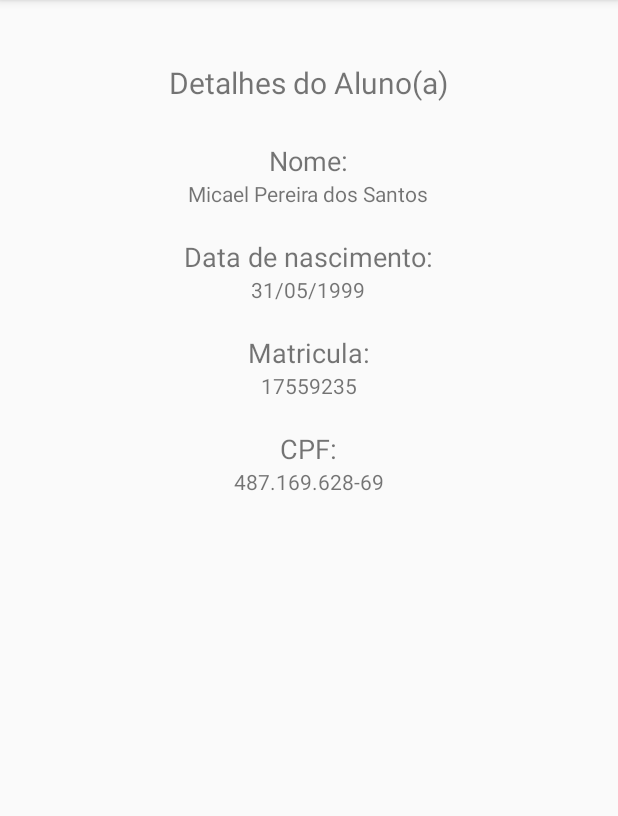
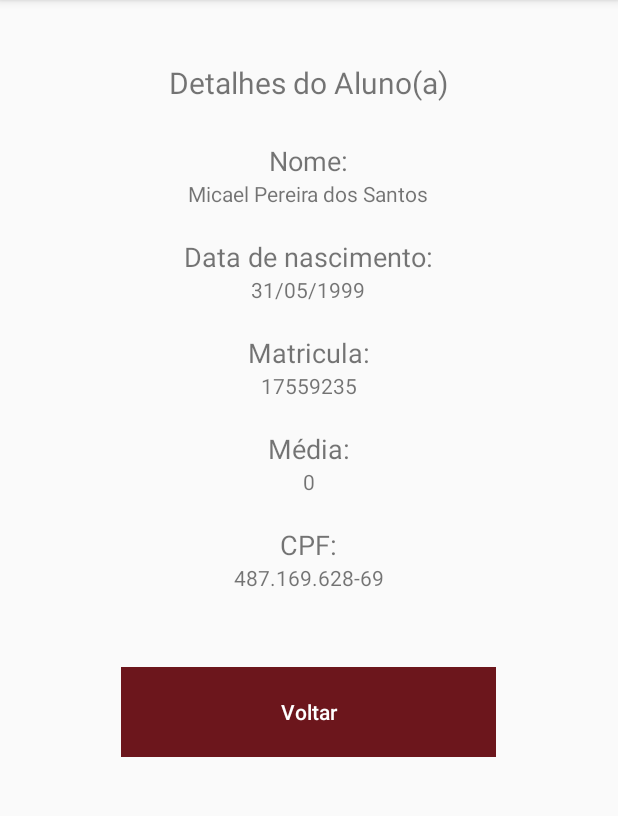
Before and after one commit to miacelPereira/AlunosNode, an Android app: the VisualizarActivity screen opened directly, with no data from a screen before it, on a phone screen of 412 x 824 dp, the part 84-900 px from its top. Run offline under Robolectric (Android 15) with nearby library versions, the phone set to English and light mode, and no system bars.

Commit message:
Inserido a média na tela visualizar

```diff
--- a/app/src/main/java/br/com/senaijandira/alunosnode/activity/VisualizarActivity.java
+++ b/app/src/main/java/br/com/senaijandira/alunosnode/activity/VisualizarActivity.java
@@ -1,13 +1,11 @@
 package br.com.senaijandira.alunosnode.activity;
 
+import android.content.Intent;
 import android.os.Bundle;
 import android.support.v7.app.AppCompatActivity;
-import android.util.Log;
+import android.view.View;
+import android.widget.Button;
 import android.widget.TextView;
-
-import org.w3c.dom.Text;
-
-import java.util.List;
 
 import br.com.senaijandira.alunosnode.R;
 import br.com.senaijandira.alunosnode.model.Aluno;
@@ -15,9 +13,6 @@ import br.com.senaijandira.alunosnode.presenter.VisualizarPresenter;
 import br.com.senaijandira.alunosnode.service.AlunosService;
 import br.com.senaijandira.alunosnode.service.ServiceFactory;
 import br.com.senaijandira.alunosnode.view.VisualizarView;
-import retrofit2.Call;
-import retrofit2.Callback;
-import retrofit2.Response;
 import util.DateUtil;
 
 public class VisualizarActivity extends AppCompatActivity implements VisualizarView {
@@ -28,7 +23,8 @@ public class VisualizarActivity extends AppCompatActivity implements VisualizarV
     DateUtil util;
     int idAluno;
 
-    TextView txtNomeResult, txtdtNascimentoResult, txtMatriculaResult, txtCpfResult;
+    TextView txtNomeResult, txtdtNascimentoResult, txtMatriculaResult, txtCpfResult, txtNotaResult;
+    Button btnBackHome;
 
     @Override
     protected void onCreate(Bundle savedInstanceState) {
@@ -46,8 +42,16 @@ public class VisualizarActivity extends AppCompatActivity implements VisualizarV
         txtdtNascimentoResult = findViewById(R.id.txtdtNascimentoResult);
         txtMatriculaResult = findViewById(R.id.txtMatriculaResult);
         txtCpfResult = findViewById(R.id.txtCpfResult);
+        txtNotaResult = findViewById(R.id.txtNotaResult);
+        btnBackHome = findViewById(R.id.btnBackHome);
         presenter.carregarAluno(idAluno);
 
+
+
+    }
+
+    public void backHome(View v){
+        startActivity(new Intent(this, MainActivity.class));
     }
 
     @Override
@@ -57,6 +61,7 @@ public class VisualizarActivity extends AppCompatActivity implements VisualizarV
         txtdtNascimentoResult.setText(util.convertToString(aluno.getDataNascimento()));
         txtMatriculaResult.setText(aluno.getMatricula()+"");
         txtCpfResult.setText(aluno.getCpf());
+        txtNotaResult.setText(aluno.calcularMedia().toString());
 
     }
 }
--- a/app/src/main/java/br/com/senaijandira/alunosnode/model/Aluno.java
+++ b/app/src/main/java/br/com/senaijandira/alunosnode/model/Aluno.java
@@ -61,4 +61,21 @@ public class Aluno {
     public void setNotas(List<Double> notas) {
         this.notas = notas;
     }
+
+    public Double calcularMedia(){
+        if(this.notas != null && this.notas.size() > 0){
+
+            Double media = 0.0;
+            Double soma = 0.0;
+
+            for (Double n: this.notas){
+                soma += n;
+            }
+
+            media = soma/this.notas.size();
+            return media;
+        }
+        return 0.0;
+    }
+
 }
--- a/app/src/main/java/util/DateUtil.java
+++ b/app/src/main/java/util/DateUtil.java
@@ -12,13 +12,14 @@ public class DateUtil {
         String dataFormada = ano + mes + dia;
         return Integer.parseInt(dataFormada);
     }
+
     public String convertToString(int data){
-        String dataFormatada;
         String dataAux = Integer.toString(data);
         String ano = dataAux.substring(0,4);
         String mes = dataAux.substring(4,6);
         String dia = dataAux.substring(6,8);
-        dataFormatada = dia+"/"+mes+"/"+ano;
-    return dataFormatada;
+
+    return String.format("%s/%s/%s", dia, mes, ano);
     }
+
 }
--- a/app/src/main/res/layout/activity_visualizar.xml
+++ b/app/src/main/res/layout/activity_visualizar.xml
@@ -88,6 +88,26 @@
         <TextView
             android:layout_width="wrap_content"
             android:layout_height="wrap_content"
+            android:text="Média:"
+            android:textSize="18sp"
+            />
+        <TextView
+            android:layout_width="wrap_content"
+            android:layout_height="wrap_content"
+            android:text="0"
+            android:id="@+id/txtNotaResult"
+            />
+    </LinearLayout>
+    <LinearLayout
+        android:layout_width="wrap_content"
+        android:layout_height="wrap_content"
+        android:layout_gravity="center"
+        android:gravity="center"
+        android:orientation="vertical"
+        android:padding="10dp">
+        <TextView
+            android:layout_width="wrap_content"
+            android:layout_height="wrap_content"
             android:text="CPF:"
             android:textSize="18sp"
             />
@@ -98,4 +118,22 @@
             android:id="@+id/txtCpfResult"
             />
     </LinearLayout>
+    <LinearLayout
+        android:layout_width="wrap_content"
+        android:layout_height="wrap_content"
+        android:layout_gravity="center"
+        android:gravity="center"
+        android:orientation="vertical"
+        android:padding="40dp">
+        <Button
+            android:layout_width="250dp"
+            android:layout_height="60dp"
+            android:id="@+id/btnBackHome"
+            android:text="Voltar"
+            android:onClick="backHome"
+            android:background="@color/colorPrimaryDark"
+            android:textAllCaps="false"
+            android:textColor="@color/branco"
+            />
+    </LinearLayout>
 </LinearLayout>
```
